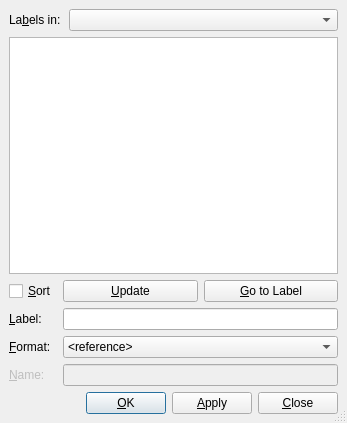
First picture: the form in src/frontends/qt4/ui/RefUi.ui, repository rpavlik/lyx-lucid-backport, before the edit.
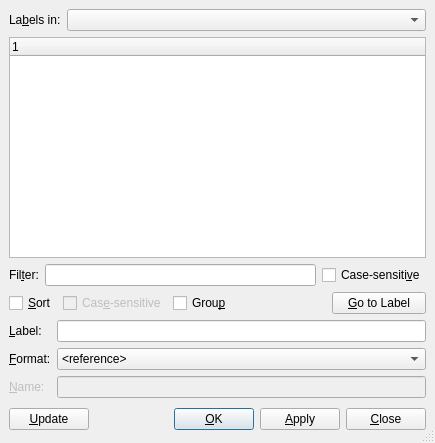
Second picture: the form after the edit.

```diff
--- a/src/frontends/qt4/ui/RefUi.ui
+++ b/src/frontends/qt4/ui/RefUi.ui
@@ -5,8 +5,8 @@
    <rect>
     <x>0</x>
     <y>0</y>
-    <width>347</width>
-    <height>423</height>
+    <width>435</width>
+    <height>443</height>
    </rect>
   </property>
   <property name="windowTitle" >
@@ -22,39 +22,70 @@
    <property name="spacing" >
     <number>6</number>
    </property>
-   <item row="1" column="0" colspan="3" >
-    <widget class="QListWidget" name="refsLW" />
-   </item>
-   <item row="0" column="2" >
-    <widget class="QComboBox" name="bufferCO" >
-     <property name="sizePolicy" >
-      <sizepolicy>
-       <hsizetype>7</hsizetype>
-       <vsizetype>0</vsizetype>
-       <horstretch>0</horstretch>
-       <verstretch>0</verstretch>
-      </sizepolicy>
-     </property>
-    </widget>
-   </item>
-   <item row="0" column="0" colspan="2" >
-    <widget class="QLabel" name="refsL" >
-     <property name="text" >
-      <string>La&amp;bels in:</string>
-     </property>
-     <property name="buddy" >
-      <cstring>bufferCO</cstring>
-     </property>
-    </widget>
-   </item>
-   <item row="6" column="0" colspan="3" >
+   <item row="2" column="0" colspan="3" >
     <layout class="QHBoxLayout" >
      <property name="margin" >
       <number>0</number>
      </property>
+     <item>
+      <widget class="QLabel" name="findKeysLA" >
+       <property name="text" >
+        <string>Fil&amp;ter:</string>
+       </property>
+       <property name="alignment" >
+        <set>Qt::AlignLeading|Qt::AlignLeft|Qt::AlignVCenter</set>
+       </property>
+       <property name="buddy" >
+        <cstring>findLE</cstring>
+       </property>
+      </widget>
+     </item>
+     <item>
+      <widget class="QLineEdit" name="findLE" >
+       <property name="toolTip" >
+        <string>Enter string to filter the label list</string>
+       </property>
+       <property name="text" >
+        <string/>
+       </property>
+      </widget>
+     </item>
+     <item>
+      <widget class="QCheckBox" name="csFindCB" >
+       <property name="toolTip" >
+        <string>Filter case-sensitively</string>
+       </property>
+       <property name="text" >
+        <string>Case-sensiti&amp;ve</string>
+       </property>
+      </widget>
+     </item>
+    </layout>
+   </item>
+   <item row="7" column="0" colspan="3" >
+    <layout class="QHBoxLayout" >
      <property name="spacing" >
       <number>6</number>
      </property>
+     <property name="margin" >
+      <number>0</number>
+     </property>
+     <item>
+      <widget class="QPushButton" name="updatePB" >
+       <property name="sizePolicy" >
+        <sizepolicy vsizetype="Fixed" hsizetype="MinimumExpanding" >
+         <horstretch>0</horstretch>
+         <verstretch>0</verstretch>
+        </sizepolicy>
+       </property>
+       <property name="toolTip" >
+        <string>Update the label list</string>
+       </property>
+       <property name="text" >
+        <string>&amp;Update</string>
+       </property>
+      </widget>
+     </item>
      <item>
       <spacer>
        <property name="orientation" >
@@ -63,10 +94,10 @@
        <property name="sizeType" >
         <enum>QSizePolicy::Expanding</enum>
        </property>
-       <property name="sizeHint" >
+       <property name="sizeHint" stdset="0" >
         <size>
-         <width>20</width>
-         <height>20</height>
+         <width>31</width>
+         <height>30</height>
         </size>
        </property>
       </spacer>
@@ -109,14 +140,106 @@
      </item>
     </layout>
    </item>
-   <item row="5" column="1" colspan="2" >
-    <widget class="QLineEdit" name="nameED" >
-     <property name="enabled" >
-      <bool>false</bool>
+   <item row="3" column="0" colspan="3" >
+    <layout class="QHBoxLayout" >
+     <property name="spacing" >
+      <number>6</number>
      </property>
+     <property name="margin" >
+      <number>0</number>
+     </property>
+     <item>
+      <layout class="QHBoxLayout" >
+       <property name="spacing" >
+        <number>6</number>
+       </property>
+       <property name="margin" >
+        <number>0</number>
+       </property>
+       <item>
+        <widget class="QCheckBox" name="sortCB" >
+         <property name="toolTip" >
+          <string>Sort labels in alphabetical order (case-insensitively unless the Case-sensitive option is checked)</string>
+         </property>
+         <property name="text" >
+          <string>&amp;Sort</string>
+         </property>
+        </widget>
+       </item>
+       <item>
+        <widget class="QCheckBox" name="caseSensitiveCB" >
+         <property name="enabled" >
+          <bool>false</bool>
+         </property>
+         <property name="toolTip" >
+          <string>Sort labels case-sensitively in alphabetical order</string>
+         </property>
+         <property name="text" >
+          <string>Cas&amp;e-sensitive</string>
+         </property>
+        </widget>
+       </item>
+       <item>
+        <widget class="QCheckBox" name="groupCB" >
+         <property name="toolTip" >
+          <string>Group labels by prefix (e.g. "sec:")</string>
+         </property>
+         <property name="text" >
+          <string>Grou&amp;p</string>
+         </property>
+        </widget>
+       </item>
+      </layout>
+     </item>
+     <item>
+      <spacer>
+       <property name="orientation" >
+        <enum>Qt::Horizontal</enum>
+       </property>
+       <property name="sizeHint" stdset="0" >
+        <size>
+         <width>20</width>
+         <height>20</height>
+        </size>
+       </property>
+      </spacer>
+     </item>
+     <item>
+      <widget class="QPushButton" name="gotoPB" >
+       <property name="sizePolicy" >
+        <sizepolicy vsizetype="Fixed" hsizetype="MinimumExpanding" >
+         <horstretch>0</horstretch>
+         <verstretch>0</verstretch>
+        </sizepolicy>
+       </property>
+       <property name="text" >
+        <string>&amp;Go to Label</string>
+       </property>
+      </widget>
+     </item>
+    </layout>
+   </item>
+   <item row="0" column="0" colspan="2" >
+    <widget class="QLabel" name="refsL" >
+     <property name="text" >
+      <string>La&amp;bels in:</string>
+     </property>
+     <property name="buddy" >
+      <cstring>bufferCO</cstring>
+     </property>
     </widget>
    </item>
-   <item row="5" column="0" >
+   <item row="0" column="2" >
+    <widget class="QComboBox" name="bufferCO" >
+     <property name="sizePolicy" >
+      <sizepolicy vsizetype="Fixed" hsizetype="Expanding" >
+       <horstretch>0</horstretch>
+       <verstretch>0</verstretch>
+      </sizepolicy>
+     </property>
+    </widget>
+   </item>
+   <item row="6" column="0" >
     <widget class="QLabel" name="nameL" >
      <property name="enabled" >
       <bool>false</bool>
@@ -132,7 +255,14 @@
      </property>
     </widget>
    </item>
-   <item row="4" column="0" >
+   <item row="6" column="1" colspan="2" >
+    <widget class="QLineEdit" name="nameED" >
+     <property name="enabled" >
+      <bool>false</bool>
+     </property>
+    </widget>
+   </item>
+   <item row="5" column="0" >
     <widget class="QLabel" name="typeLA" >
      <property name="text" >
       <string>&amp;Format:</string>
@@ -145,25 +275,10 @@
      </property>
     </widget>
    </item>
-   <item row="3" column="0" >
-    <widget class="QLabel" name="referenceL" >
-     <property name="text" >
-      <string>&amp;Label:</string>
-     </property>
-     <property name="alignment" >
-      <set>Qt::AlignLeading|Qt::AlignLeft|Qt::AlignVCenter</set>
-     </property>
-     <property name="buddy" >
-      <cstring>referenceED</cstring>
-     </property>
-    </widget>
-   </item>
-   <item row="4" column="1" colspan="2" >
+   <item row="5" column="1" colspan="2" >
     <widget class="QComboBox" name="typeCO" >
      <property name="sizePolicy" >
-      <sizepolicy>
-       <hsizetype>1</hsizetype>
-       <vsizetype>0</vsizetype>
+      <sizepolicy vsizetype="Fixed" hsizetype="Minimum" >
        <horstretch>0</horstretch>
        <verstretch>0</verstretch>
       </sizepolicy>
@@ -203,65 +318,31 @@
      </item>
     </widget>
    </item>
-   <item row="3" column="1" colspan="2" >
+   <item row="4" column="0" >
+    <widget class="QLabel" name="referenceL" >
+     <property name="text" >
+      <string>&amp;Label:</string>
+     </property>
+     <property name="alignment" >
+      <set>Qt::AlignLeading|Qt::AlignLeft|Qt::AlignVCenter</set>
+     </property>
+     <property name="buddy" >
+      <cstring>referenceED</cstring>
+     </property>
+    </widget>
+   </item>
+   <item row="4" column="1" colspan="2" >
     <widget class="QLineEdit" name="referenceED" />
    </item>
-   <item row="2" column="0" >
-    <widget class="QCheckBox" name="sortCB" >
-     <property name="toolTip" >
-      <string>Sort labels in alphabetical order</string>
-     </property>
-     <property name="text" >
-      <string>&amp;Sort</string>
-     </property>
+   <item row="1" column="0" colspan="3" >
+    <widget class="QTreeWidget" name="refsTW" >
+     <column>
+      <property name="text" >
+       <string>1</string>
+      </property>
+     </column>
     </widget>
    </item>
-   <item row="2" column="1" colspan="2" >
-    <layout class="QHBoxLayout" >
-     <property name="margin" >
-      <number>0</number>
-     </property>
-     <property name="spacing" >
-      <number>6</number>
-     </property>
-     <item>
-      <widget class="QPushButton" name="updatePB" >
-       <property name="sizePolicy" >
-        <sizepolicy>
-         <hsizetype>3</hsizetype>
-         <vsizetype>0</vsizetype>
-         <horstretch>0</horstretch>
-         <verstretch>0</verstretch>
-        </sizepolicy>
-       </property>
-       <property name="toolTip" >
-        <string>Update the label list</string>
-       </property>
-       <property name="text" >
-        <string>&amp;Update</string>
-       </property>
-      </widget>
-     </item>
-     <item>
-      <widget class="QPushButton" name="gotoPB" >
-       <property name="sizePolicy" >
-        <sizepolicy>
-         <hsizetype>3</hsizetype>
-         <vsizetype>0</vsizetype>
-         <horstretch>0</horstretch>
-         <verstretch>0</verstretch>
-        </sizepolicy>
-       </property>
-       <property name="toolTip" >
-        <string>Jump to the label</string>
-       </property>
-       <property name="text" >
-        <string>&amp;Go to Label</string>
-       </property>
-      </widget>
-     </item>
-    </layout>
-   </item>
   </layout>
  </widget>
  <pixmapfunction></pixmapfunction>
```
Left out of the diff: 22 changed lines with no effect on the pictures.
